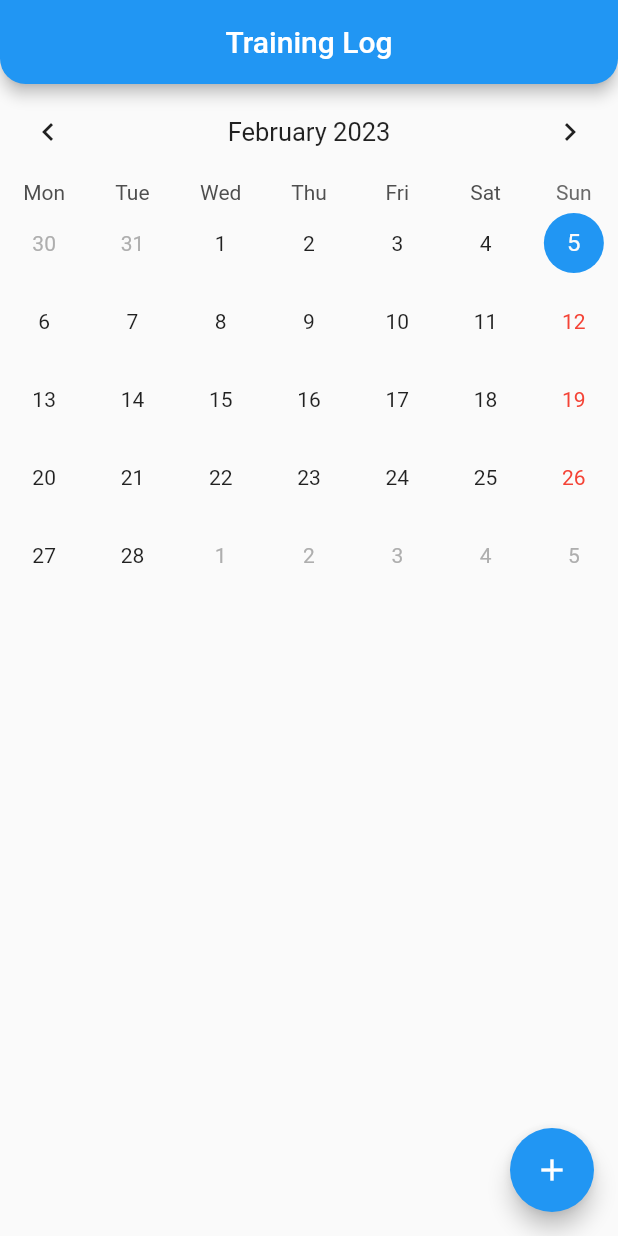
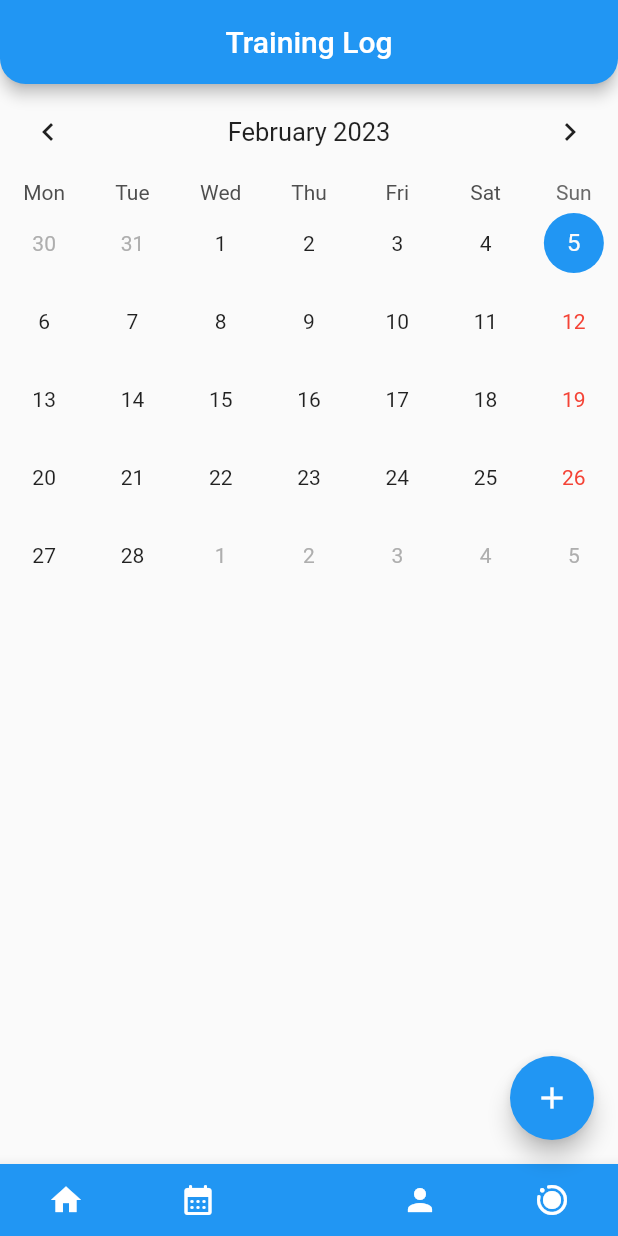
Before and after one commit to sebastianpartyka/calendarx, a Flutter app: the screen it shows after launch, on a phone screen of 412 x 824 dp. Run offline on Flutter 3.47's test engine with Material 2 defaults, Android fonts, the phone set to English and light mode, and no system bars; drawn by our look-alikes of table_calendar; our stand-ins replace cloud_firestore, firebase_core, flutter_slidable; accounts and stored records are empty.

Commit message:
Add Bottom App Bar to home_page

```diff
--- a/lib/screens/home_page.dart
+++ b/lib/screens/home_page.dart
@@ -207,6 +207,66 @@ class _MyHomePageState extends State<MyHomePage> {
         },
         child: const Icon(Icons.add),
       ),
+      bottomNavigationBar: BottomAppBar(
+        //  currentIndex: 1;
+        //bottom navigation bar on scaffold
+        color: Colors.blue,
+        shape: const CircularNotchedRectangle(), //shape of notch
+        notchMargin:
+            5, //notche margin between floating button and bottom appbar
+        child: Row(
+          //children inside bottom appbar
+          mainAxisSize: MainAxisSize.max,
+          mainAxisAlignment: MainAxisAlignment.spaceAround,
+          children: <Widget>[
+            IconButton(
+              icon: Icon(
+                Icons.home,
+                color: Colors.white,
+              ),
+              onPressed: () {},
+            ),
+            IconButton(
+              icon: Icon(
+                Icons.calendar_month_rounded,
+                color: Colors.white,
+              ),
+              onPressed: () {
+                // Navigator.push(
+                //   context,
+                //   MaterialPageRoute(builder: (context) => DemoApp()),
+                // );
+              },
+            ),
+            SizedBox(
+              width: 20,
+            ),
+            IconButton(
+              icon: Icon(
+                Icons.person_sharp,
+                color: Colors.white,
+              ),
+              onPressed: () {
+                // Navigator.push(context,
+                //     MaterialPageRoute(builder: (context) => const Profile()));
+              },
+            ),
+            IconButton(
+              icon: Icon(
+                Icons.motion_photos_on_rounded,
+                color: Colors.white,
+              ),
+              onPressed: () {
+                // Navigator.push(
+                //   context,
+                //   MaterialPageRoute(builder: (context) => const MorePage()),
+                // );
+                //const MorePage();
+              },
+            ),
+          ],
+        ),
+      ),
     );
   }
 }
--- a/lib/widgets/event_item.dart
+++ b/lib/widgets/event_item.dart
@@ -1,12 +1,12 @@
 import 'package:flutter/material.dart';
 import 'package:flutter_slidable/flutter_slidable.dart';
-import 'package:flutter_form_builder/flutter_form_builder.dart';
 import '../model/event.dart';
 
 class EventItem extends StatelessWidget {
   final Event event;
   final Function() onDelete;
   final Function()? onTap;
+
   const EventItem({
     Key? key,
     required this.event,
--- a/pubspec.yaml
+++ b/pubspec.yaml
@@ -41,7 +41,7 @@ dependencies:
   cloud_firestore: ^4.3.1
   flutter_slidable: ^2.0.0
   intl: ^0.18.0
-  flutter_form_builder: ^7.0.0-alpha.3
+#  flutter_form_builder: ^7.7.0
 
 dev_dependencies:
   flutter_test:
```
Also changed, not shown: lib/model/event.dart (+12 -0 lines), lib/screens/edit_event.dart (+18 -13 lines), pubspec.lock.
